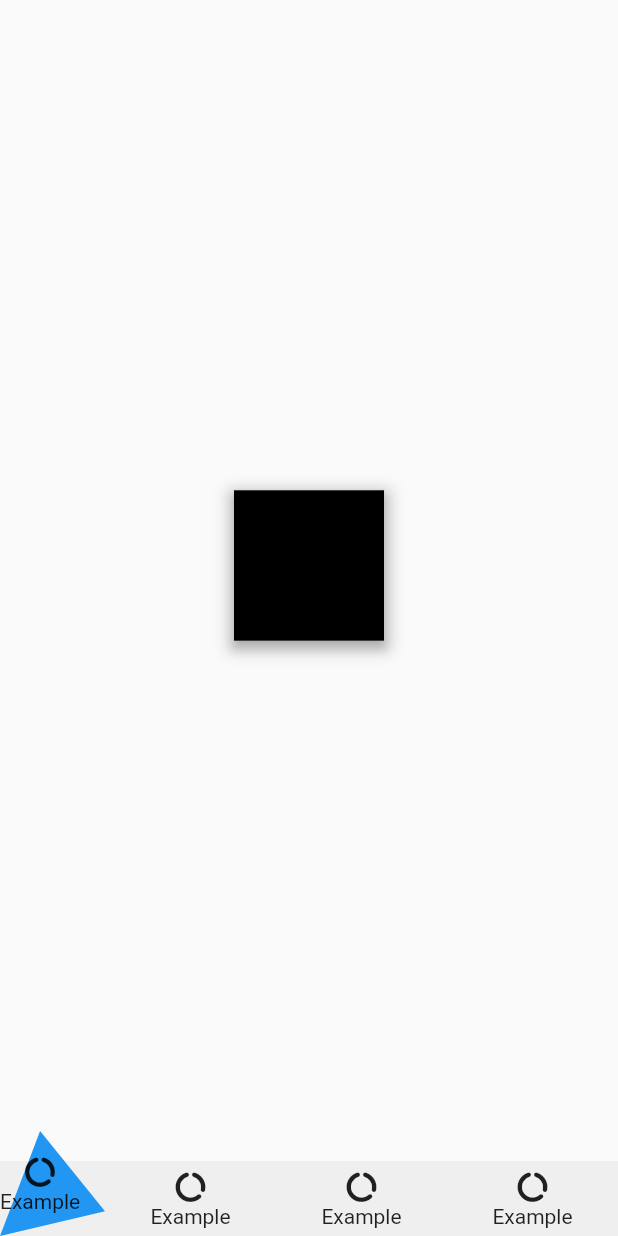
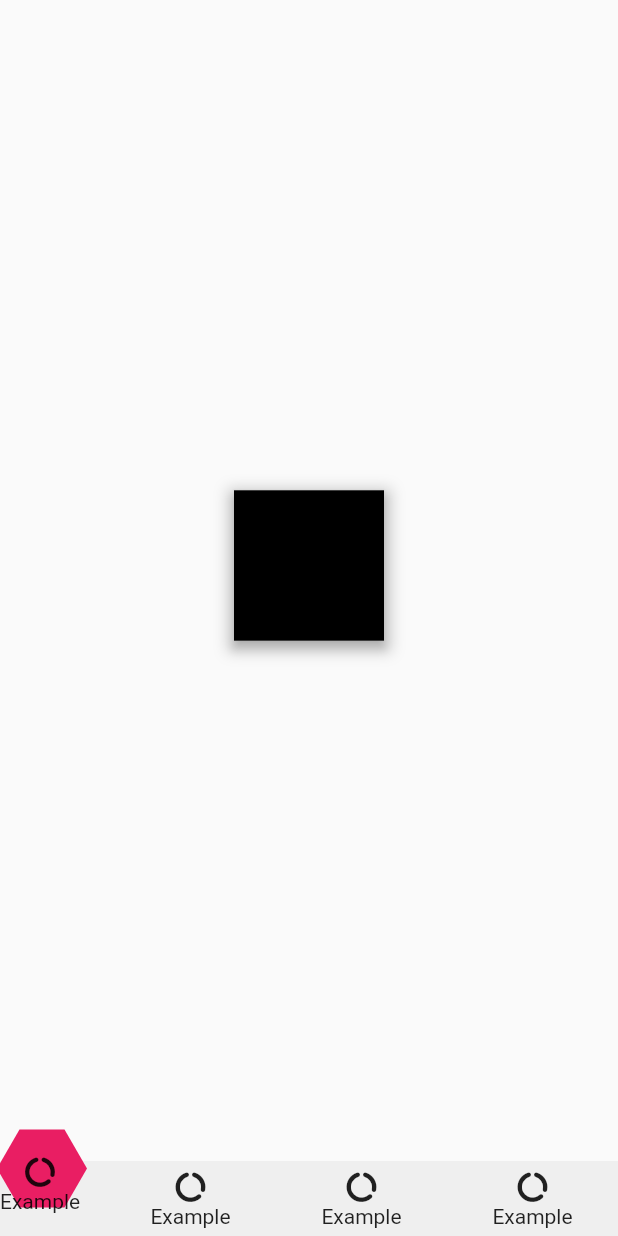
Before and after one commit to koukibadr/Shaped-Bottom-Bar, a Flutter app: the screen it shows after launch, on a phone screen of 412 x 824 dp. Run offline on Flutter 3.47's test engine with Material 2 defaults, Android fonts, the phone set to English and light mode, and no system bars.

Commit message:
add hexagon shape to bottom bar

```diff
--- /dev/null
+++ b/lib/paint/draw_hexagon.dart
@@ -0,0 +1,44 @@
+import 'package:flutter/material.dart';
+import 'dart:math';
+
+class DrawHexagon extends CustomPainter {
+  static const int SIDES_OF_HEXAGON = 6;
+  final double radius;
+  final Offset center;
+  final Color background;
+
+  DrawHexagon(
+      {required this.radius,
+      required this.center,
+      this.background = Colors.black});
+
+  @override
+  void paint(Canvas canvas, Size size) {
+    Paint paint_0 = new Paint()
+      ..color = this.background
+      ..style = PaintingStyle.fill
+      ..strokeWidth = 0;
+
+    Path path_0 = createHexagonPath();
+    canvas.drawPath(path_0, paint_0);
+  }
+
+  Path createHexagonPath() {
+    final path = Path();
+    var angle = (pi * 2) / SIDES_OF_HEXAGON;
+    Offset firstPoint = Offset(radius * cos(0.0), radius * sin(0.0));
+    path.moveTo(firstPoint.dx + center.dx, firstPoint.dy + center.dy);
+    for (int i = 1; i <= SIDES_OF_HEXAGON; i++) {
+      double x = radius * cos(angle * i) + center.dx;
+      double y = radius * sin(angle * i) + center.dy;
+      path.lineTo(x, y);
+    }
+    path.close();
+    return path;
+  }
+
+  @override
+  bool shouldRepaint(covariant CustomPainter oldDelegate) {
+    return true;
+  }
+}
--- a/lib/shaped_bottom_bar.dart
+++ b/lib/shaped_bottom_bar.dart
@@ -3,6 +3,7 @@ library shaped_bottom_bar;
 import 'package:flutter/material.dart';
 import 'package:shaped_bottom_bar/utils/shapes.dart';
 import 'package:shaped_bottom_bar/widgets/circle_shape.dart';
+import 'package:shaped_bottom_bar/widgets/hexagon_shape.dart';
 import 'package:shaped_bottom_bar/widgets/square.dart';
 import 'package:shaped_bottom_bar/widgets/triangle_shape.dart';
 
@@ -127,10 +128,10 @@ class _ShapedBottomBarState extends State<ShapedBottomBar> {
             color: widget.backgroundColor,
           ),
         ),
-        TriangleShape(
+        HexagonShape(
           background: this.widget.shapeColor!,
           child: baseWidget,
-          size: 70,
+          size: 90,
         ),
       ],
     );
--- /dev/null
+++ b/lib/widgets/hexagon_shape.dart
@@ -0,0 +1,22 @@
+import 'package:flutter/material.dart';
+import 'package:shaped_bottom_bar/paint/draw_hexagon.dart';
+
+class HexagonShape extends StatelessWidget {
+  final double size;
+  final Color background;
+  final Widget child;
+
+  HexagonShape(
+      {required this.child, this.background = Colors.white, this.size = 50});
+
+  @override
+  Widget build(BuildContext context) {
+    return Container(
+      child: CustomPaint(
+        size: Size(this.size, this.size),
+        painter: DrawHexagon(center: Offset(28, 25), radius: 30,background: Colors.pink),
+        child: this.child,
+      ),
+    );
+  }
+}
```
